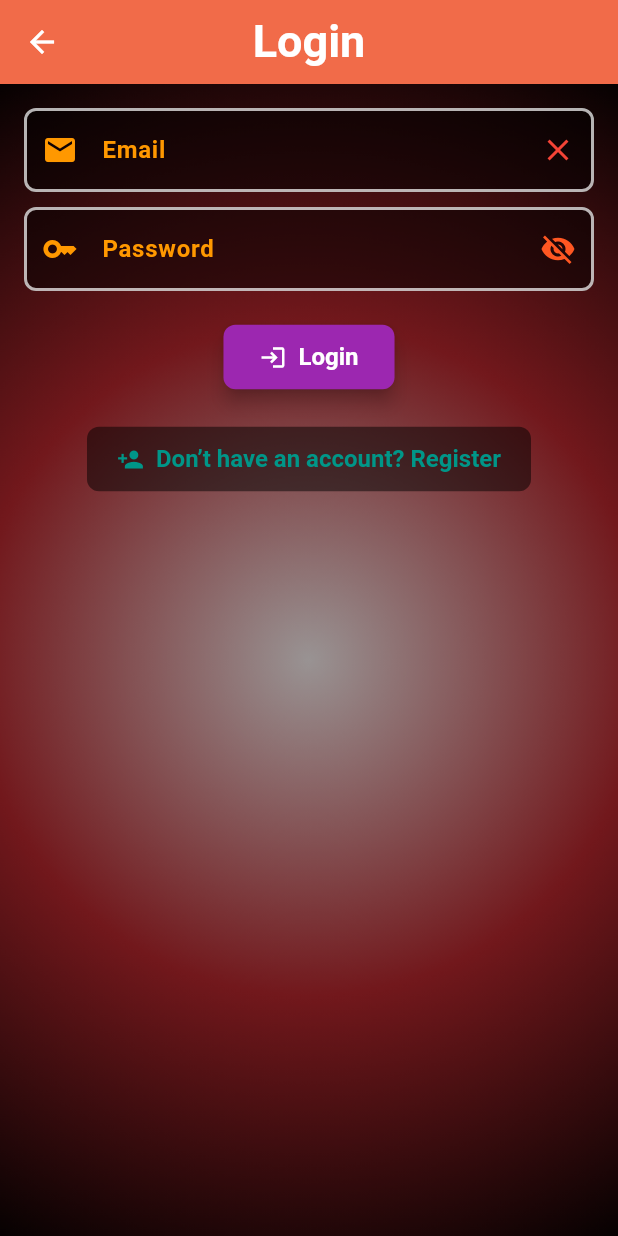
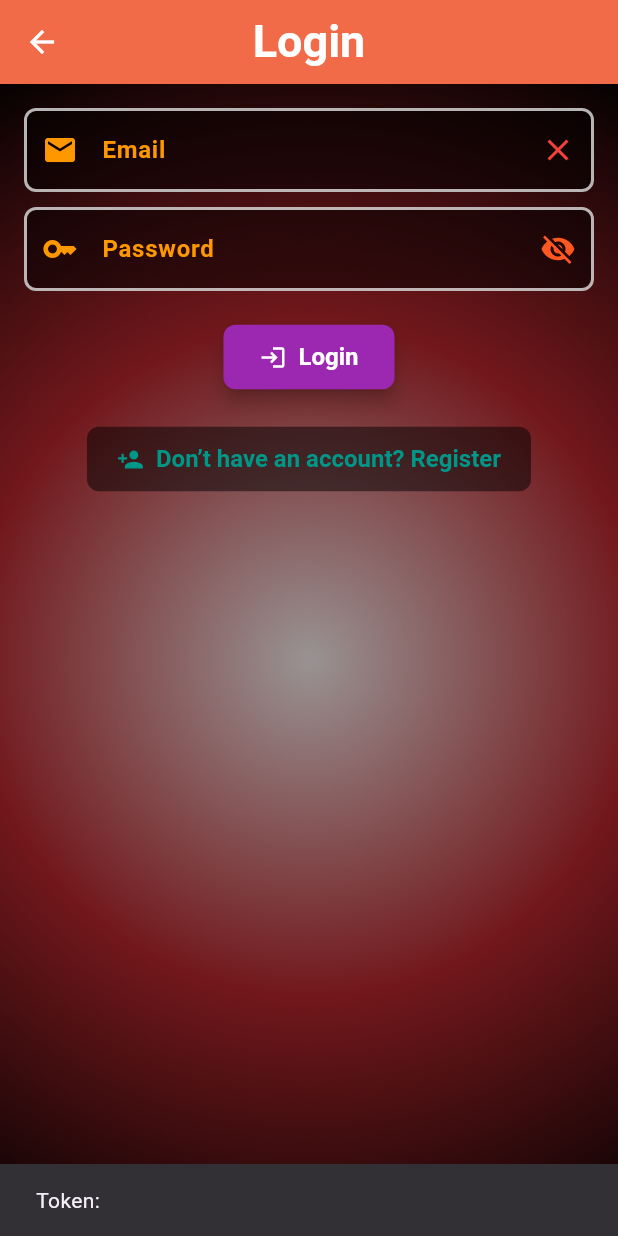
Before and after one commit to Yggdrasil1032/loc, a Flutter app: the first screen one second after launch, on a phone screen of 412 x 824 dp. Run offline on Flutter 3.47's test engine with Material 3 defaults, Android fonts, the phone set to English and light mode, and no system bars; our stand-ins replace cloud_firestore, firebase_auth, firebase_core, firebase_messaging; missing offline and left inert: excel; accounts and stored records are empty.

Commit message:
Emin's Last Version

```diff
--- a/lib/main.dart
+++ b/lib/main.dart
@@ -1,12 +1,14 @@
 import 'package:flutter/material.dart';
 import 'package:firebase_core/firebase_core.dart';
 import 'package:firebase_auth/firebase_auth.dart';
-import 'login_page.dart'; // Create a login page
-import 'main_page.dart'; // Your existing main app page
+import 'package:firebase_messaging/firebase_messaging.dart';
+import 'login_page.dart';
+import 'main_page.dart';
+import 'notification_service.dart';
 
 void main() async {
   WidgetsFlutterBinding.ensureInitialized();
-  await Firebase.initializeApp(); // Initialize Firebase
+  await Firebase.initializeApp(); // Firebase'i başlatıyoruz
   runApp(MyApp());
 }
 
@@ -14,30 +16,56 @@ class MyApp extends StatelessWidget {
   @override
   Widget build(BuildContext context) {
     return MaterialApp(
-      home: AuthWrapper(), // Use AuthWrapper to decide which screen to show
+      home: AuthWrapper(),
     );
   }
 }
 
-class AuthWrapper extends StatelessWidget {
+class AuthWrapper extends StatefulWidget {
+  @override
+  _AuthWrapperState createState() => _AuthWrapperState();
+}
+
+class _AuthWrapperState extends State<AuthWrapper> {
+  @override
+  void initState() {
+    super.initState();
+    // Firebase bildirim servisini başlatıyoruz
+    NotificationService.initialize(context);
+    _getFirebaseMessagingToken(); // Token'ı alıyoruz
+  }
+
+  // Firebase Messaging token'ını alıp ekrana yazdıran fonksiyon
+  void _getFirebaseMessagingToken() async {
+    FirebaseMessaging messaging = FirebaseMessaging.instance;
+
+    // Token'ı almak için asenkron fonksiyon kullanıyoruz
+    String? token = await messaging.getToken();
+
+    // Token'ı aldığımıza emin oluyoruz
+    if (token != null) {
+      print("Firebase Messaging Token: $token");
+      // Token'ı ekranda gösterebiliriz
+      ScaffoldMessenger.of(context).showSnackBar(SnackBar(content: Text("Token: $token")));
+    } else {
+      print("Token alınamadı.");
+    }
+  }
+
   @override
   Widget build(BuildContext context) {
     return StreamBuilder<User?>(
       stream: FirebaseAuth.instance.authStateChanges(),
       builder: (context, snapshot) {
-        // Check if the user is authenticated
         if (snapshot.connectionState == ConnectionState.waiting) {
-          // Show a loading spinner while checking auth state
           return Scaffold(
             body: Center(
               child: CircularProgressIndicator(),
             ),
           );
         } else if (snapshot.hasData) {
-          // If the user is authenticated, show the main page
           return MainPage();
         } else {
-          // If the user is not authenticated, show the login page
           return LoginPage();
         }
       },
--- a/pubspec.yaml
+++ b/pubspec.yaml
@@ -28,6 +28,7 @@ environment:
 # the latest version available on pub.dev. To see which dependencies have newer
 # versions available, run `flutter pub outdated`.
 dependencies:
+  firebase_messaging: ^15.1.6
   firebase_core: 3.8.1
   firebase_auth: ^5.3.4
   cloud_firestore: 5.5.1
```
Also changed, not shown: lib/notification_service.dart (added, +51 -0 lines), pubspec.lock, 2 other files.
